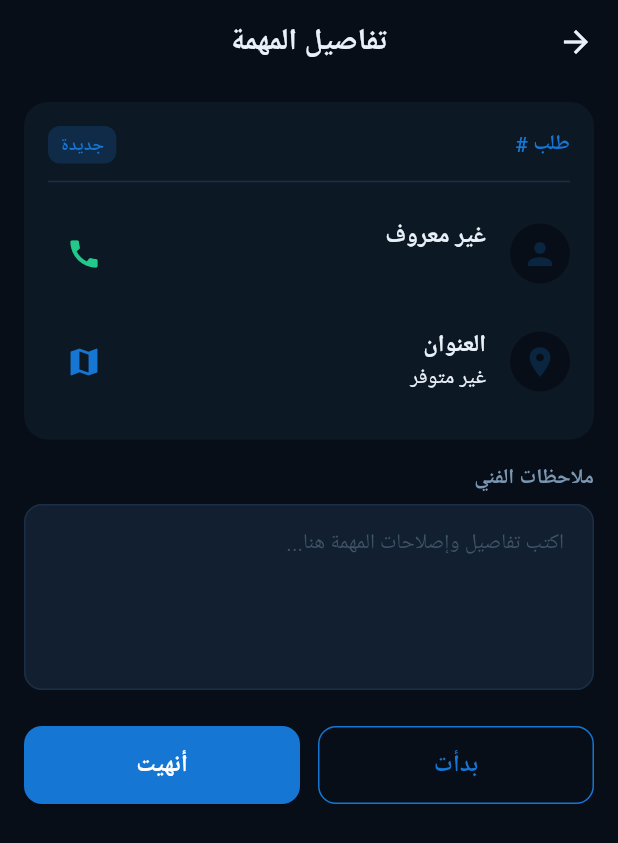
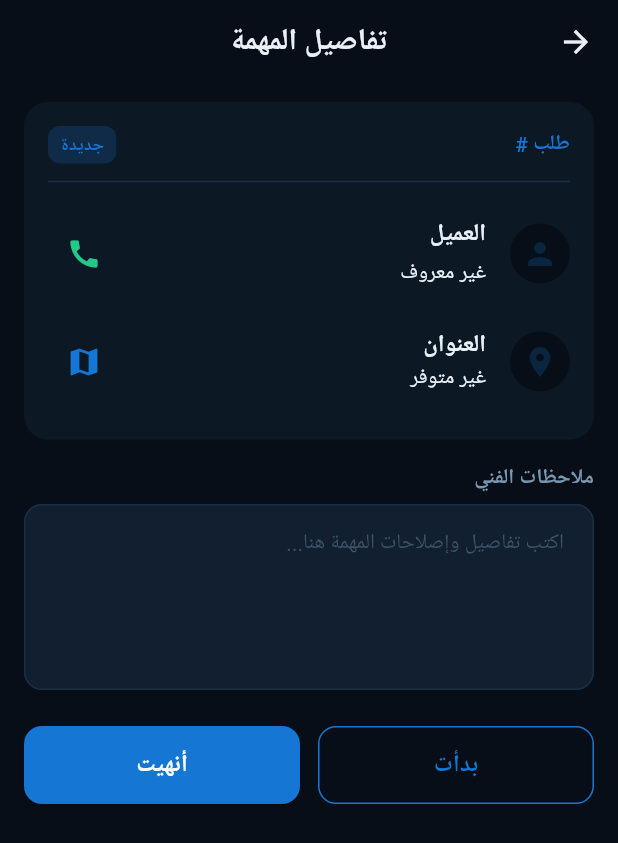
Before and after one commit to salehbagomri/tamm_app, a Flutter app: the TechTaskDetailScreen screen opened directly with empty values, on a phone screen of 412 x 824 dp. Shown: the top 843 px of the screen. Run offline on Flutter 3.47's test engine with Material 3 defaults, Android fonts, the phone set to English and light mode, and no system bars; our stand-ins replace flutter_riverpod, go_router, google_fonts, supabase_flutter; accounts and stored records are empty; Roboto replaces fonts that are missing (Harmattan).

Commit message:
style: format customer name and phone layout in TechTaskDetailScreen

```diff
--- a/lib/features/technician/tasks/presentation/tech_task_detail_screen.dart
+++ b/lib/features/technician/tasks/presentation/tech_task_detail_screen.dart
@@ -235,11 +235,29 @@ class _TechTaskDetailScreenState extends ConsumerState<TechTaskDetailScreen> {
                       backgroundColor: AppColors.bgPrimary,
                       child: Icon(Icons.person, color: AppColors.blueDark),
                     ),
-                    title: Text(
-                      customerName,
-                      style: const TextStyle(fontWeight: FontWeight.bold),
+                    title: const Text(
+                      'العميل',
+                      style: TextStyle(fontWeight: FontWeight.bold),
                     ),
-                    subtitle: Text(customerPhone),
+                    subtitle: Padding(
+                      padding: const EdgeInsets.only(top: 4.0),
+                      child: Column(
+                        crossAxisAlignment: CrossAxisAlignment.start,
+                        children: [
+                          Text(
+                            customerName,
+                            style: const TextStyle(
+                              color: AppColors.textPrimary,
+                            ),
+                          ),
+                          if (customerPhone.isNotEmpty)
+                            Text(
+                              customerPhone,
+                              textDirection: TextDirection.ltr,
+                            ),
+                        ],
+                      ),
+                    ),
                     trailing: IconButton(
                       icon: const Icon(Icons.call, color: AppColors.success),
                       onPressed: () => _makePhoneCall(customerPhone),
```
